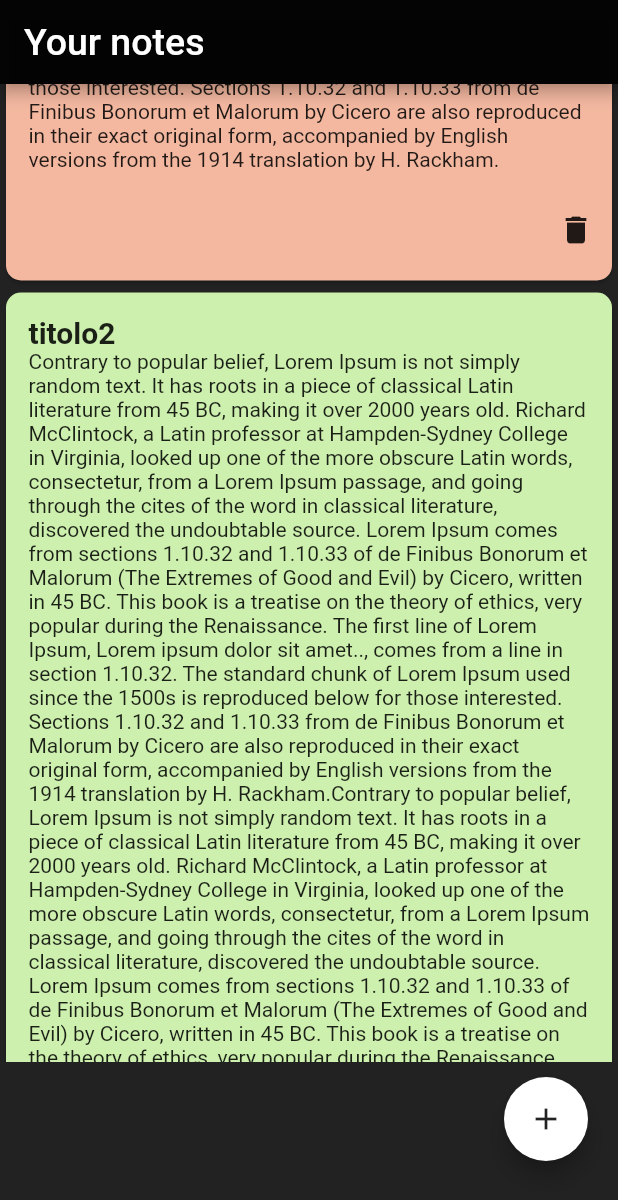
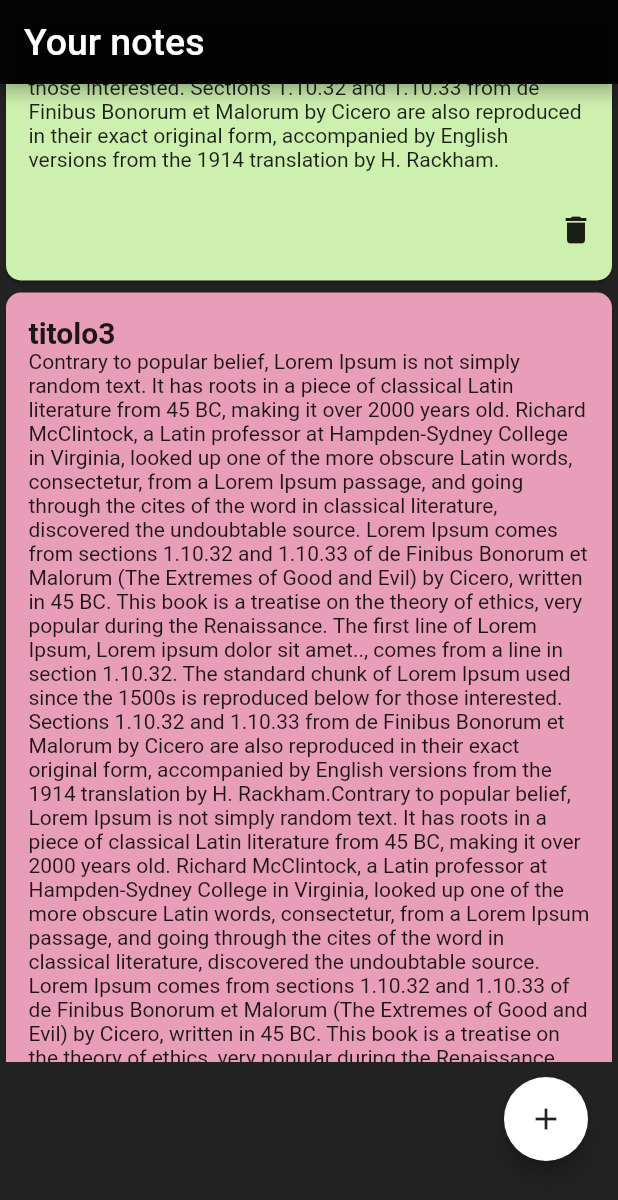
Before and after one commit to giuseppe2028/note_app, a Flutter app: the screen it shows after launch, scrolled down 576 dp, after a tap on the "delete" icon, on a phone screen of 412 x 824 dp. Shown: the top 1200 px of the screen. Run offline on Flutter 3.47's test engine with Material 2 defaults, Android fonts, the phone set to English and light mode, and no system bars.

Commit message:
Implementato il tasto delete

```diff
--- a/lib/Classes/ListOfNotes.dart
+++ b/lib/Classes/ListOfNotes.dart
@@ -20,4 +20,8 @@ class ListOfNotes {
   static int size() {
     return _lista.length;
   }
+
+  static void remove(index) {
+    _lista.removeAt(index);
+  }
 }
--- a/lib/ColorListView.dart
+++ b/lib/ColorListView.dart
@@ -8,7 +8,7 @@ class ColorListView extends StatefulWidget {
   facciamo la stateful widget, stiamo dividendo la classe in due sottoclassi. Con widget accediamo ai metodi della classe principale
   che estende stateful widget.
 
-  Color rappresenta cosa accetta la funzione
+  Color rappresenta cosa accetta l
 */
   final Function(Color) onPressed;
   ColorListView({required this.onPressed});
--- a/lib/ElementListView.dart
+++ b/lib/ElementListView.dart
@@ -4,7 +4,9 @@ import 'Classes/Note.dart';
 
 class ElementListView extends StatefulWidget {
   Note nota;
-  ElementListView(this.nota);
+  int _index;
+  final Function(int) deleteElement;
+  ElementListView(this.nota, this._index, {required this.deleteElement});
 
   @override
   State<ElementListView> createState() => _ElementListViewState();
@@ -36,7 +38,11 @@ class _ElementListViewState extends State<ElementListView> {
           Container(
               alignment: Alignment.centerRight,
               margin: EdgeInsets.only(bottom: 10),
-              child: IconButton(onPressed: () {}, icon: Icon(Icons.delete)))
+              child: IconButton(
+                  onPressed: () {
+                    widget.deleteElement(widget._index);
+                  },
+                  icon: Icon(Icons.delete)))
         ],
       ),
     );
--- a/lib/main.dart
+++ b/lib/main.dart
@@ -44,8 +44,11 @@ class _NewWidgetState extends State<NewWidget> {
             Expanded(
               child: ListView.builder(
                 itemCount: ListOfNotes.size(),
-                itemBuilder: (context, index) =>
-                    ElementListView(ListOfNotes.getElement(index)),
+                itemBuilder: (context, index) => ElementListView(
+                  ListOfNotes.getElement(index),
+                  index,
+                  deleteElement: deleteElement,
+                ),
               ),
             ),
             Container(
@@ -79,4 +82,10 @@ class _NewWidgetState extends State<NewWidget> {
       ListOfNotes.addLista(value);
     });
   }
+
+  void deleteElement(int index) {
+    setState(() {
+      ListOfNotes.remove(index);
+    });
+  }
 }
```
